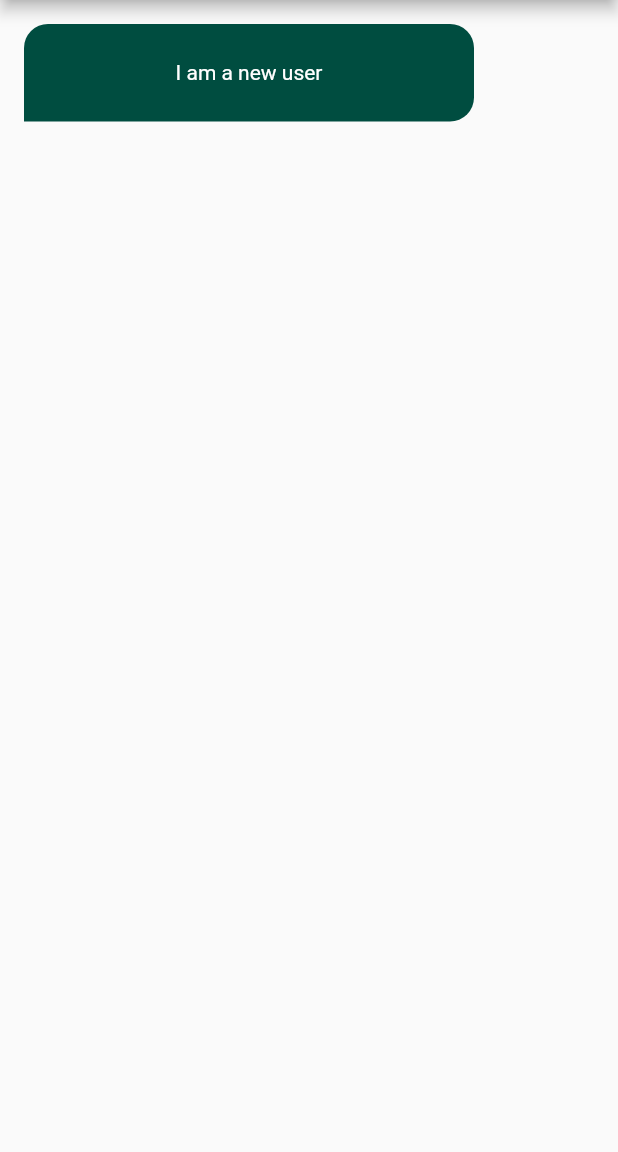
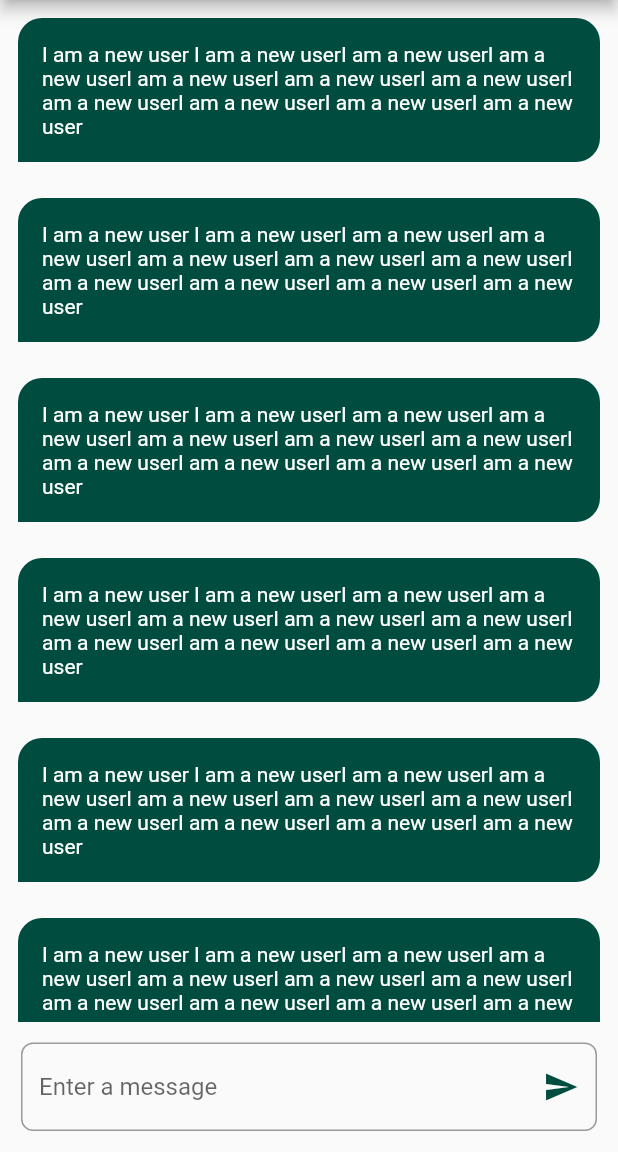
Before and after one commit to hasssnnn/Flutter-Chat-App, a Flutter app: the ChatPage screen opened by its route, on a phone screen of 412 x 824 dp, the part 84-1236 px from its top. Run offline on Flutter 3.47's test engine with Material 2 defaults, Android fonts, the phone set to English and light mode, and no system bars; our stand-ins replace bloc, cloud_firestore, firebase_auth, firebase_core, flutter_bloc, google_sign_in and 1 more; accounts and stored records are empty.

Commit message:
add message model

```diff
--- a/lib/constants.dart
+++ b/lib/constants.dart
@@ -1,3 +1,4 @@
 import 'package:flutter/material.dart';
 
 var primaryColor= const (Colors.teal [900],);
+var secondaryColor = const (Colors.teal[200],);
--- a/lib/main.dart
+++ b/lib/main.dart
@@ -30,7 +30,7 @@ class ChatApp extends StatelessWidget {
         routes: {
           LoginPage.id: (context) => LoginPage(),
           SignUpPage.id: (context) => SignUpPage(),
-          ChatPage.id: (context) => const ChatPage()
+          ChatPage.id: (context) =>  ChatPage()
         },
         debugShowCheckedModeBanner: false,
         initialRoute: LoginPage.id,
--- /dev/null
+++ b/lib/models/message_model.dart
@@ -0,0 +1,10 @@
+class Message{
+  final String message;
+  Message(this.message);
+
+
+  factory Message.fromJson(Map<String, dynamic> jsonData)
+  {
+    return Message(jsonData['message']);
+  }
+}
--- a/lib/pages/chat_page.dart
+++ b/lib/pages/chat_page.dart
@@ -1,15 +1,30 @@
+import 'package:cloud_firestore/cloud_firestore.dart';
 import 'package:flutter/material.dart';
 
 import '../widgets/chat_bubble.dart';
 
 class ChatPage extends StatelessWidget {
-  const ChatPage({super.key});
-  static String id =
-      'ChatPage'; // static to access the class by class not object
+  ChatPage({super.key});
+  static String id = 'ChatPage';
+TextEditingController controller = TextEditingController();
+  var db = FirebaseFirestore
+      .instance;
+       final Stream<QuerySnapshot> _usersStream =
+      FirebaseFirestore.instance.collection('messages').snapshots();
 
   @override
   Widget build(BuildContext context) {
-    return Scaffold(
+    return StreamBuilder<QuerySnapshot>(
+       stream: _usersStream,
+      builder: (context, snapshot){
+        if (snapshot.hasError) {
+          return const Text('Something went wrong');
+        }
+          if (snapshot.connectionState == ConnectionState.waiting) {
+          return const Text("Loading");
+          }
+
+      return Scaffold(
       appBar: AppBar(
         backgroundColor: Colors.teal[900],
         automaticallyImplyLeading: false,
@@ -28,7 +43,43 @@ class ChatPage extends StatelessWidget {
           ],
         ),
       ),
-      body: const ChatBubble(),
+      body: Column(
+        children: [
+          Expanded(
+            child: ListView.builder(itemBuilder: (context, index) {
+              return const ChatBubble();
+            }),
+          ),
+          Padding(
+            padding: const EdgeInsets.all(14),
+            child: TextField(
+              controller: controller,
+                onSubmitted: (value){
+                  db.collection("messages").add({'message': value}).then(
+                      (DocumentReference doc) =>
+                          print('DocumentSnapshot added with ID: ${doc.id}'));
+                          controller.clear();
+
+                 },
+                cursorColor: Colors.teal[900],
+                decoration: InputDecoration(
+                  hintText: 'Enter a message',
+                  suffixIcon: const Icon(
+                    Icons.send,
+                    color: Color.fromARGB(255, 0, 77, 64),
+                  ),
+                  focusedBorder: OutlineInputBorder(
+                    borderSide: BorderSide(color: Colors.teal[900]!),
+                  ),
+                  border: OutlineInputBorder(
+                      borderRadius: BorderRadius.circular(8)),
+                )),
+          ),
+        ],
+      ),
+      );
+      }
     );
+
+}
   }
-}
--- a/lib/widgets/chat_bubble.dart
+++ b/lib/widgets/chat_bubble.dart
@@ -5,19 +5,22 @@ class ChatBubble extends StatelessWidget {
 
   @override
   Widget build(BuildContext context) {
-    return Container(
-      decoration: BoxDecoration(
-        color: Colors.teal[900]!,
-        borderRadius: const BorderRadius.only(
-          topLeft: Radius.circular(16),
-          topRight:Radius.circular(16),
-          bottomRight: Radius.circular(16)
-
-      )),
-      height: 65,
-      width: 300,
-      margin: const EdgeInsets.all(16),
-      child: const Center(child: Text('I am a new user', style: TextStyle(color:Colors.white),)),
+    return Align(
+      alignment: Alignment.centerLeft,
+      child: Container(
+        decoration: BoxDecoration(
+            color: Colors.teal[900]!,
+            borderRadius: const BorderRadius.only(
+                topLeft: Radius.circular(16),
+                topRight: Radius.circular(16),
+                bottomRight: Radius.circular(16))),
+        padding: const EdgeInsets.only(left: 16, bottom: 16, top: 16, right: 16),
+        margin: const EdgeInsets.all(12),
+        child: const Text(
+          'I am a new user I am a new userI am a new userI am a new userI am a new userI am a new userI am a new userI am a new userI am a new userI am a new userI am a new user',
+          style: TextStyle(color: Colors.white),
+        ),
+      ),
     );
   }
 }
--- a/lib/widgets/custom_google_button.dart
+++ b/lib/widgets/custom_google_button.dart
@@ -14,7 +14,7 @@ class CustomGoogleButton extends StatelessWidget {
       child: Container(
         decoration: BoxDecoration(
           borderRadius: BorderRadius.circular(50),
-          color: Colors.red,
+          color: Colors.blue[600],
         ),
         height: 50,
         width: double.infinity,
--- a/pubspec.yaml
+++ b/pubspec.yaml
@@ -29,6 +29,7 @@ environment:
 # versions available, run `flutter pub outdated`.
 dependencies:
   bloc: ^8.1.2
+  cloud_firestore: ^4.9.3
   cupertino_icons: ^1.0.2
   firebase_auth: ^4.10.1
   firebase_core: ^2.17.0
```
Also changed, not shown: lib/widgets/custom_login_signUp_button.dart (+6 -8 lines), pubspec.lock, 1 other file.
